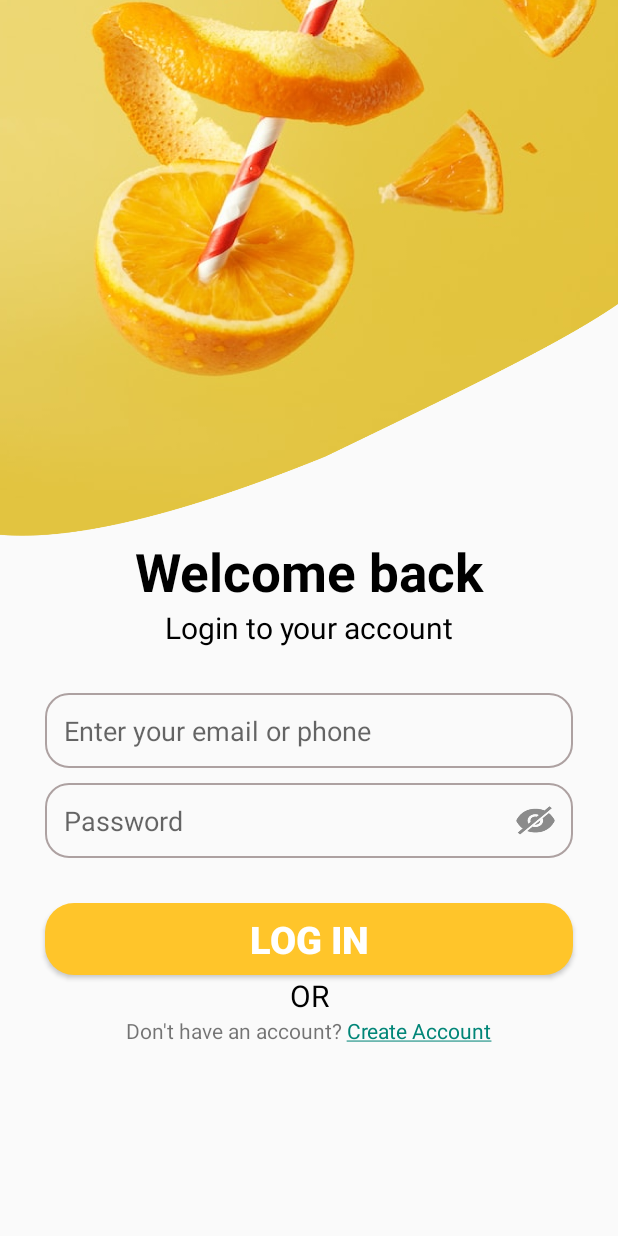
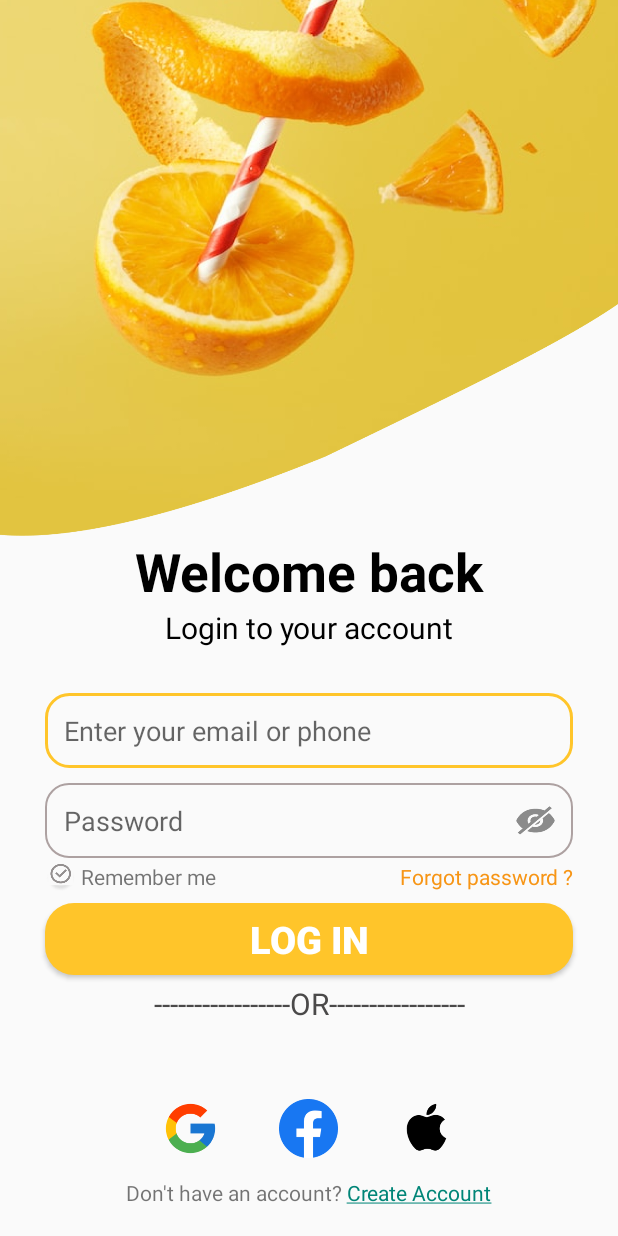
Before and after one commit to HathPage/BTVN_Day02, an Android app: the screen it shows after launch (MainActivity), on a phone screen of 412 x 824 dp. Run offline under Robolectric (Android 15) with nearby library versions, the phone set to English and light mode, and no system bars; our stand-ins replace sdp/ssp sizes.

Commit message:
Initial commit

```diff
--- a/app/src/main/java/com/example/btvn_day02/MainActivity.java
+++ b/app/src/main/java/com/example/btvn_day02/MainActivity.java
@@ -23,6 +23,7 @@ public class MainActivity extends AppCompatActivity {
     protected Button buttonLogin, buttonRegister;
     protected TextView tvRegister;
     protected UserManagement userManagement;
+    private boolean checkbox = true;
     @Override
     protected void onCreate(Bundle savedInstanceState) {
         super.onCreate(savedInstanceState);
@@ -32,6 +33,30 @@ public class MainActivity extends AppCompatActivity {
         editTextUsername = findViewById(R.id.editTextUsername);
         editTextPassword = findViewById(R.id.editTextPassword);
         buttonLogin = findViewById(R.id.buttonLogin);
+
+        EditText editTextUsername = findViewById(R.id.editTextUsername);
+        editTextUsername.setOnFocusChangeListener(new View.OnFocusChangeListener() {
+            @Override
+            public void onFocusChange(View v, boolean hasFocus) {
+                if (hasFocus) {
+                    editTextUsername.setBackgroundResource(R.drawable.shape_focus);
+                } else {
+                    editTextUsername.setBackgroundResource(R.drawable.shape); // Khôi phục khung màu ban đầu
+                }
+            }
+        });
+        EditText editTextPassword = findViewById(R.id.editTextPassword);
+        editTextPassword.setOnFocusChangeListener(new View.OnFocusChangeListener() {
+            @Override
+            public void onFocusChange(View v, boolean hasFocus) {
+                if (hasFocus) {
+                    editTextPassword.setBackgroundResource(R.drawable.shape_focus);
+                } else {
+                    editTextPassword.setBackgroundResource(R.drawable.shape); // Khôi phục khung màu ban đầu
+                }
+            }
+        });
+
 
         final ImageButton togglePasswordVisibility = findViewById(R.id.eye);
 
@@ -72,6 +97,20 @@ public class MainActivity extends AppCompatActivity {
 //                startActivity(intent);
 //            }
 //        });
+        ImageButton remember = findViewById(R.id.remember_me);
+        remember.setOnClickListener(new View.OnClickListener() {
+            @Override
+            public void onClick(View v) {
+                if(checkbox){
+                    remember.setBackgroundResource(R.drawable.checkboxlight);
+                    checkbox = false;
+                } else {
+                    remember.setBackgroundResource(R.drawable.checkboxdark);
+                    checkbox = true;
+                }
+            }
+        });
+
         TextView tvRegister = findViewById(R.id.buttonRegister);
         String text = "Don't have an account? Create Account";
         SpannableString spannableString = new SpannableString(text);
@@ -92,6 +131,5 @@ public class MainActivity extends AppCompatActivity {
         // Thiết lập spannableString cho TextView
         tvRegister.setText(spannableString);
         tvRegister.setMovementMethod(LinkMovementMethod.getInstance());
-
     }
 }
--- /dev/null
+++ b/app/src/main/res/drawable/shape_focus.xml
@@ -0,0 +1,17 @@
+<?xml version="1.0" encoding="utf-8"?>
+<shape xmlns:android="http://schemas.android.com/apk/res/android"
+    android:shape="rectangle">
+    <stroke
+        android:color="#FFC52A"
+        android:width="2dp"/>
+    <padding
+        android:bottom="@dimen/_10sdp"
+        android:top="@dimen/_10sdp"
+        android:right="@dimen/_10sdp"
+        android:left="@dimen/_10sdp"
+        />
+    <corners
+        android:radius="@dimen/_12sdp"
+        />
+
+</shape>
--- a/app/src/main/res/layout/activity_main.xml
+++ b/app/src/main/res/layout/activity_main.xml
@@ -82,6 +82,40 @@
         app:layout_constraintBottom_toBottomOf="@+id/editTextPassword"
         app:layout_constraintEnd_toEndOf="parent" />
 
+    <LinearLayout
+        android:layout_width="match_parent"
+        android:layout_height="wrap_content"
+        android:orientation="horizontal"
+        android:layout_marginTop="@dimen/_2sdp"
+        android:layout_marginRight="@dimen/_23sdp"
+        android:layout_marginLeft="@dimen/_23sdp"
+        app:layout_constraintTop_toBottomOf="@+id/editTextPassword"
+        app:layout_constraintStart_toStartOf="parent"
+        app:layout_constraintEnd_toEndOf="parent">
+
+        <ImageButton
+            android:id="@+id/remember_me"
+            android:background="@drawable/checkboxdark"
+            android:layout_width="20dp"
+            android:layout_height="20dp"
+            android:layout_marginEnd="@dimen/_3sdp"
+            />
+        <TextView
+            android:layout_width="wrap_content"
+            android:layout_height="wrap_content"
+            android:layout_weight="1"
+            android:gravity="start"
+            android:text="Remember me"/>
+
+        <TextView
+            android:layout_width="wrap_content"
+            android:layout_height="wrap_content"
+            android:layout_weight="1"
+            android:gravity="end"
+            android:textColor="#F79515"
+            android:text="Forgot password ?"/>
+    </LinearLayout>
+
     <Button
         android:id="@+id/buttonLogin"
         android:layout_width="0dp"
@@ -102,7 +136,8 @@
         android:layout_width="wrap_content"
         android:layout_height="wrap_content"
         android:text="Don't have an account? Create Account"
-        app:layout_constraintTop_toBottomOf="@+id/or"
+        android:layout_margin="@dimen/_15sdp"
+        app:layout_constraintBottom_toBottomOf="parent"
         app:layout_constraintEnd_toEndOf="parent"
         app:layout_constraintStart_toStartOf="parent"
         />
@@ -111,11 +146,43 @@
         android:id="@+id/or"
         android:layout_width="wrap_content"
         android:layout_height="wrap_content"
-        android:textColor="@color/black"
-        android:text="OR"
+        android:textColor="#4A4949"
+        android:layout_marginTop="5dp"
+        android:layout_marginBottom="@dimen/_5sdp"
+        android:text="-----------------OR-----------------"
         android:textSize="20sp"
         app:layout_constraintEnd_toEndOf="parent"
         app:layout_constraintStart_toStartOf="parent"
         app:layout_constraintTop_toBottomOf="@+id/buttonLogin" />
 
+    <LinearLayout
+        android:layout_width="match_parent"
+        android:layout_height="wrap_content"
+        android:orientation="horizontal"
+        android:gravity="center"
+        android:layout_margin="@dimen/_10sdp"
+        app:layout_constraintBottom_toTopOf="@+id/buttonRegister"
+        app:layout_constraintStart_toStartOf="parent"
+        app:layout_constraintEnd_toEndOf="parent">
+
+        <ImageButton
+            android:layout_width="@dimen/_30sdp"
+            android:layout_height="@dimen/_30sdp"
+            android:background="@drawable/google"/>
+        <Space
+            android:layout_width="@dimen/_30sdp"
+            android:layout_height="wrap_content"/>
+        <ImageButton
+            android:layout_width="@dimen/_30sdp"
+            android:layout_height="@dimen/_30sdp"
+            android:background="@drawable/facebook"/>
+        <Space
+            android:layout_width="@dimen/_30sdp"
+            android:layout_height="wrap_content"/>
+        <ImageButton
+            android:layout_width="@dimen/_30sdp"
+            android:layout_height="@dimen/_30sdp"
+            android:background="@drawable/apple"/>
+
+    </LinearLayout>
 </androidx.constraintlayout.widget.ConstraintLayout>
```
Also changed, not shown: app/src/main/res/drawable/apple.png (added), app/src/main/res/drawable/checkboxdark.png (added), app/src/main/res/drawable/checkboxlight.png (added), app/src/main/res/drawable/facebook.png (added), app/src/main/res/drawable/google.png (added).
